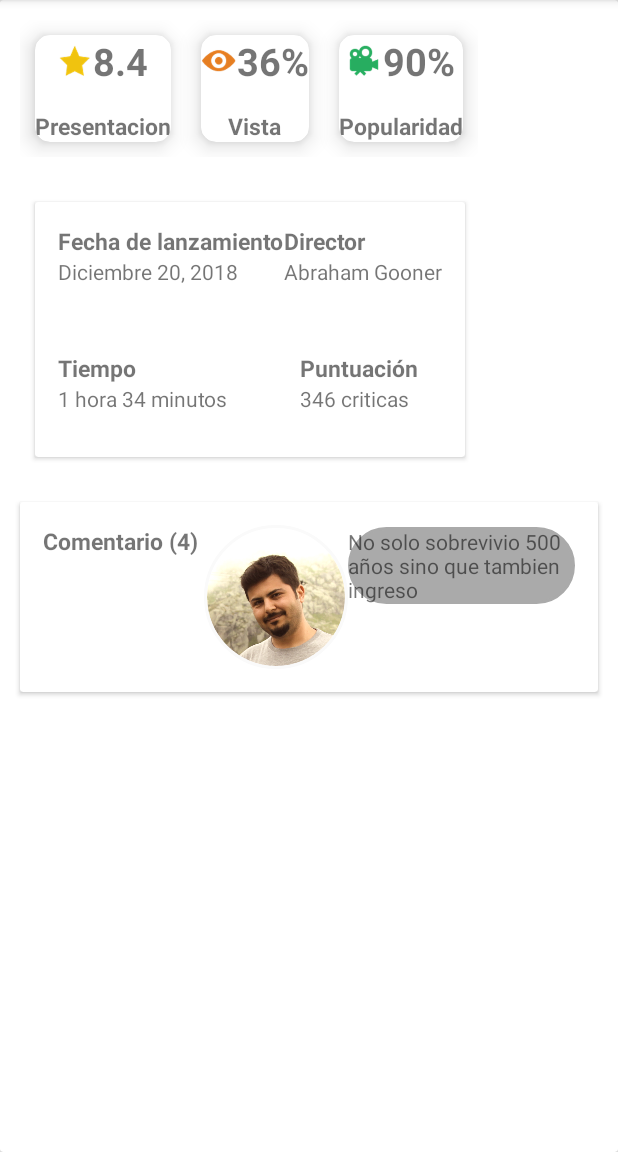
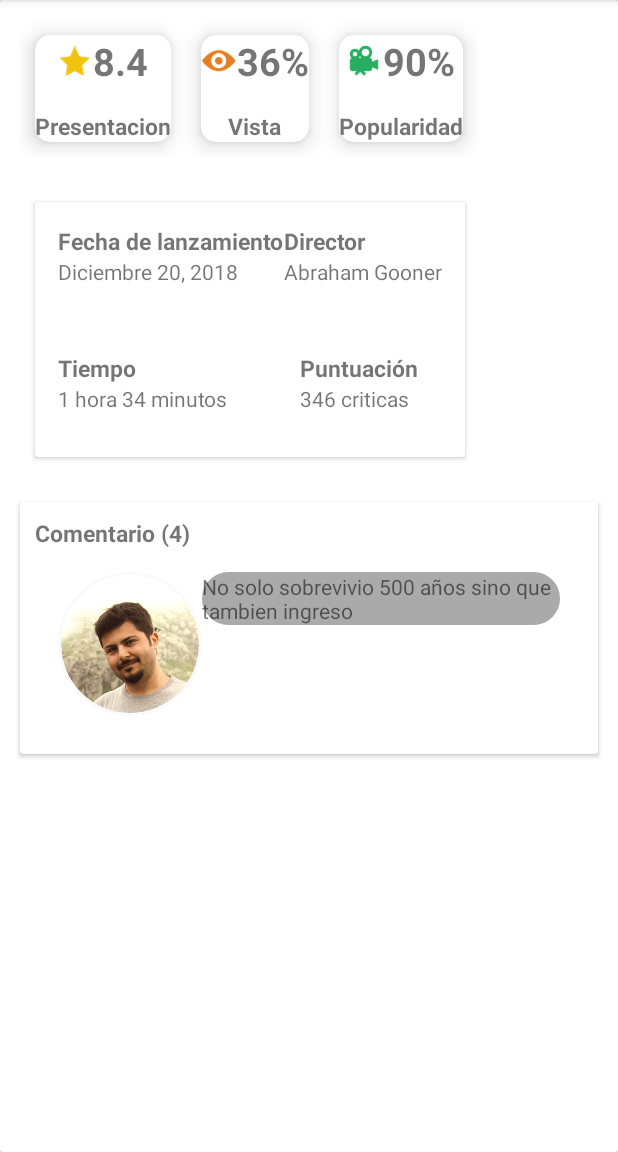
Before and after one commit to brandonmutiz/ParcialBrandonMutizI024214, an Android app: the screen it shows after launch (MainActivity), on a phone screen of 412 x 824 dp, the part 84-1236 px from its top. Run offline under Robolectric (Android 15) with nearby library versions, the phone set to English and light mode, and no system bars; our stand-ins replace CircleImageView.

Commit message:
second commit

```diff
--- a/app/src/main/res/layout/cardviewchat.xml
+++ b/app/src/main/res/layout/cardviewchat.xml
@@ -5,25 +5,24 @@
     android:layout_height="180dp"
     android:layout_margin="10dp"
     android:elevation="30dp">
+    <LinearLayout
+        android:layout_width="match_parent"
+        android:layout_height="match_parent"
+        android:orientation="vertical"
+        android:layout_margin="10dp">
 
-    <LinearLayout
-        android:layout_width="wrap_content"
-        android:layout_height="wrap_content"
-        android:orientation="vertical">
+        <TextView
+            android:layout_width="wrap_content"
+            android:layout_height="wrap_content"
+            android:text="Comentario (4) "
+            android:textStyle="bold"
+            android:textSize="15sp"/>
 
         <LinearLayout
             android:layout_width="wrap_content"
             android:layout_height="wrap_content"
             android:orientation="horizontal"
             android:padding="15dp">
-
-            <TextView
-                android:layout_width="wrap_content"
-                android:layout_height="wrap_content"
-                android:text="Comentario (4) "
-                android:textStyle="bold"
-                android:textSize="15sp"/>
-
 
             <de.hdodenhof.circleimageview.CircleImageView
                 xmlns:app="http://schemas.android.com/apk/res-auto"
@@ -40,7 +39,10 @@
                 android:background="@drawable/borde"
                 android:text="No solo sobrevivio 500 años sino que tambien ingreso"/>
 
+
         </LinearLayout>
+
+
 
     </LinearLayout>
 
```
